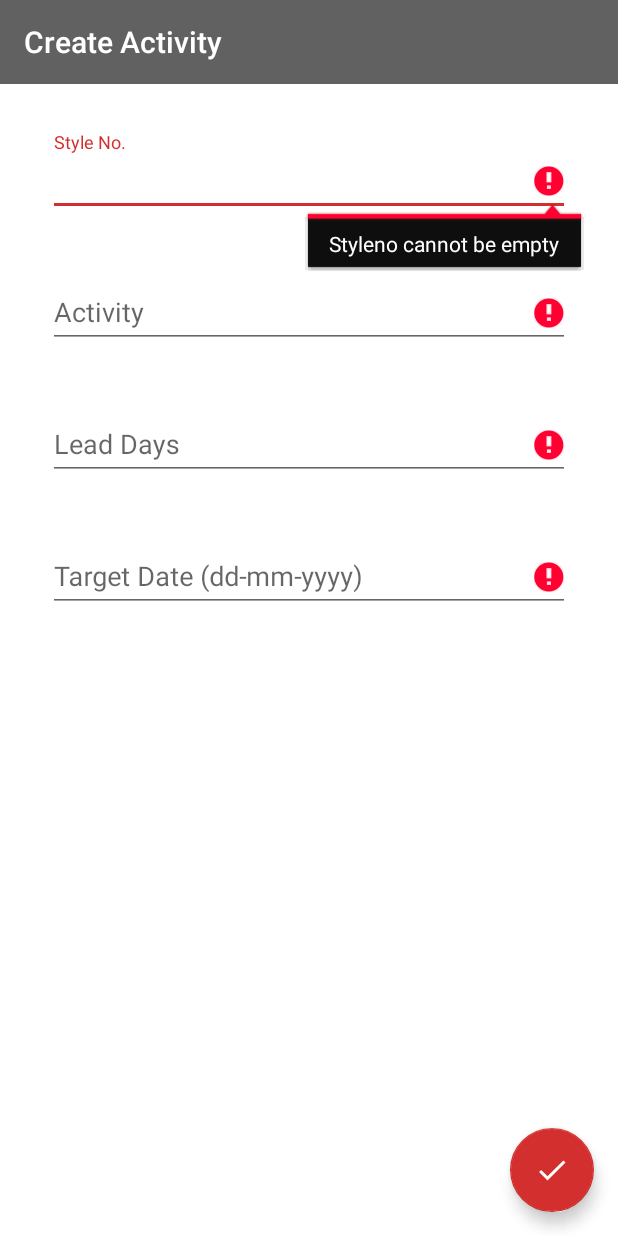
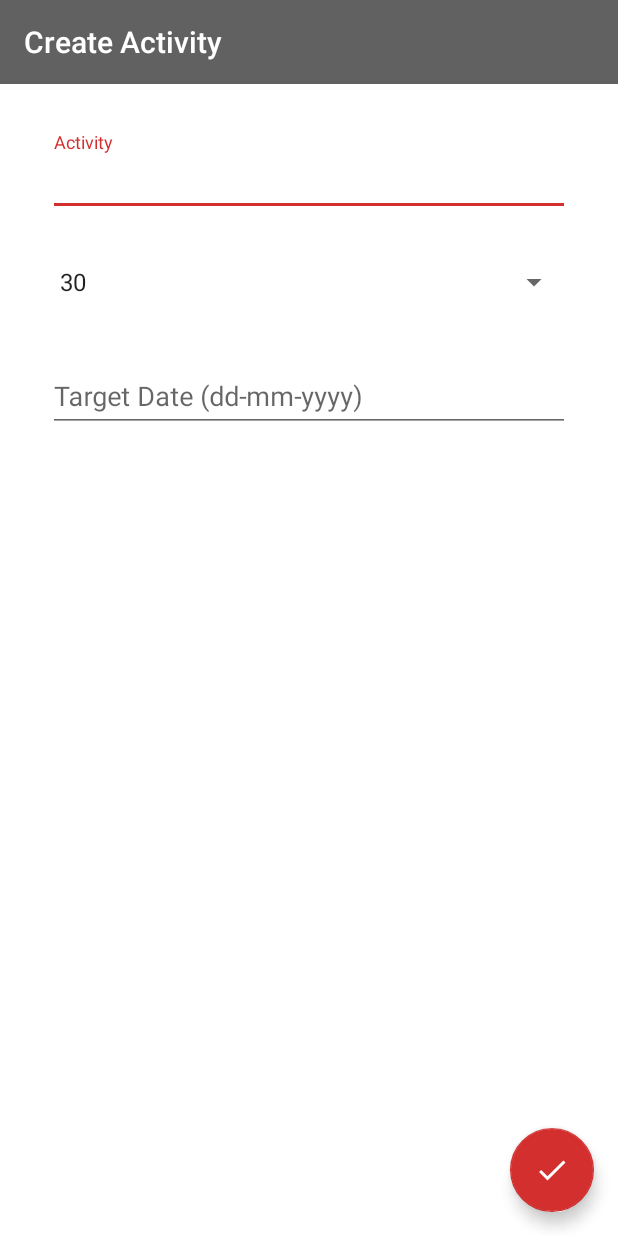
Before and after one commit to knowal-edge/TNA-droid, an Android app: the CreateActivity screen opened directly, with no data from a screen before it, after a tap on an icon or button, on a phone screen of 412 x 824 dp. Run offline under Robolectric (Android 15) with nearby library versions, the phone set to English and light mode, and no system bars; our stand-ins replace Volley; network calls fail; 1 statement that could not run was skipped.

```diff
--- a/app/src/main/java/com/knowaledge/tna/CreateActivity.java
+++ b/app/src/main/java/com/knowaledge/tna/CreateActivity.java
@@ -8,8 +8,11 @@ import android.support.design.widget.FloatingActionButton;
 import android.support.v7.app.AppCompatActivity;
 import android.support.v7.widget.Toolbar;
 import android.view.View;
+import android.widget.AdapterView;
+import android.widget.ArrayAdapter;
 import android.widget.Button;
 import android.widget.EditText;
+import android.widget.Spinner;
 import android.widget.Toast;
 
 import com.android.volley.Request;
@@ -25,12 +28,15 @@ import java.util.Map;
 import static com.knowaledge.tna.Constants.URLs.CREATEACTION;
 import static com.knowaledge.tna.Constants.URLs.CREATEACTIVITY;
 
-public class CreateActivity extends AppCompatActivity {
+public class CreateActivity extends AppCompatActivity  implements AdapterView.OnItemSelectedListener {
 
-    EditText styleNoEditText,activityEditText,leadDaysEditText,targetDateEditText;
+    EditText styleNoEditText,activityEditText,targetDateEditText;
     private FloatingActionButton submitButton;
     ProgressDialog loading;
     private Toolbar toolbar;
+    public String lead_days;
+    String[] days = { "30", "45", "60", "90", "100","121","132","141","160","180","227"};
+
 
     @Override
     protected void onCreate(Bundle savedInstanceState) {
@@ -40,9 +46,16 @@ public class CreateActivity extends AppCompatActivity {
         setContentView(R.layout.activity_activties_creation);
         activityEditText = findViewById(R.id.activity);
         styleNoEditText = findViewById(R.id.styleNo);
-        leadDaysEditText = findViewById(R.id.leaddays);
 
         targetDateEditText = findViewById(R.id.targetDate);
+        Spinner spin = (Spinner) findViewById(R.id.leaddays);
+        spin.setOnItemSelectedListener(this);
+
+        /* Creating the ArrayAdapter instance having the country list */
+        ArrayAdapter<String> aa = new ArrayAdapter<>(this,android.R.layout.simple_spinner_item,days);
+        aa.setDropDownViewResource(android.R.layout.simple_spinner_dropdown_item);
+        //Setting the ArrayAdapter data on the Spinner
+        spin.setAdapter(aa);
 
         submitButton = findViewById(R.id.fab);
 
@@ -51,10 +64,8 @@ public class CreateActivity extends AppCompatActivity {
             @Override
             public void onClick(View v) {
                 if (v == submitButton) {
-                    if (activityEditText.getText().toString().equals("") && styleNoEditText.getText().toString().equals("") && leadDaysEditText.getText().toString().equals("") && targetDateEditText.getText().toString().equals("")){
+                    if (activityEditText.getText().toString().equals("") && styleNoEditText.getText().toString().equals("")  && targetDateEditText.getText().toString().equals("")){
                         activityEditText.setError("Activity cannot be empty");
-                        styleNoEditText.setError("Styleno cannot be empty");
-                        leadDaysEditText.setError("Lead days cannot be empty");
                         targetDateEditText.setError("Target date cannot be empty");
 
                     }
@@ -71,9 +82,8 @@ public class CreateActivity extends AppCompatActivity {
         loading = ProgressDialog.show(this, "Please wait...", "Loading...", false, false);
 
         final String Activity = activityEditText.getText().toString().trim() ;
-        final String styleNo = styleNoEditText.getText().toString().trim() ;
         final String targetDate = targetDateEditText.getText().toString().trim();
-        final String leadDays = leadDaysEditText.getText().toString().trim();
+        final String leadDays = lead_days.trim();
         SharedPreferences preferences = PreferenceManager.getDefaultSharedPreferences(this);
         final String username =  preferences.getString("username", "");
         System.out.println("--sdfdsds"+username);
@@ -84,8 +94,6 @@ public class CreateActivity extends AppCompatActivity {
                     public void onResponse(String response) {
                         loading.dismiss();
                         activityEditText.setText("");
-                        styleNoEditText.setText("");
-                        leadDaysEditText.setText("");
                         targetDateEditText.setText("");
                         Toast.makeText(getApplicationContext(), "Activity Created Successfully", Toast.LENGTH_LONG).show();
                     }
@@ -95,8 +103,6 @@ public class CreateActivity extends AppCompatActivity {
                     public void onErrorResponse(VolleyError error) {
                         loading.dismiss();
                         activityEditText.setText("");
-                        styleNoEditText.setText("");
-                        leadDaysEditText.setText("");
                         targetDateEditText.setText("");
                         Toast.makeText(getApplicationContext(), "Error With creation of activity", Toast.LENGTH_LONG).show();
 
@@ -106,7 +112,6 @@ public class CreateActivity extends AppCompatActivity {
             protected Map<String, String> getParams() {
                 Map<String, String> params = new HashMap<String, String>();
                 params.put("username", username);
-                params.put("style_no", styleNo);
                 params.put("activity", Activity);
                 params.put("lead_days", leadDays);
                 params.put("target_date", targetDate);
@@ -118,4 +123,15 @@ public class CreateActivity extends AppCompatActivity {
         RequestQueue requestQueue = Volley.newRequestQueue(this);
         requestQueue.add(stringRequest);
     }
+    @Override
+    public void onItemSelected(AdapterView<?> arg0, View arg1, int position, long id) {
+        lead_days = days[position].toString();
+        Toast.makeText(getApplicationContext(),days[position] , Toast.LENGTH_LONG).show();
+
+    }
+    @Override
+    public void onNothingSelected(AdapterView<?> arg0) {
+        // TODO Auto-generated method stub
+    }
+
 }
--- a/app/src/main/res/layout/activity_activties_creation.xml
+++ b/app/src/main/res/layout/activity_activties_creation.xml
@@ -31,23 +31,6 @@
 
             android:orientation="vertical">
 
-        <android.support.design.widget.TextInputLayout
-                    android:layout_width="match_parent"
-                    android:layout_height="wrap_content"
-            android:layout_margin="@dimen/activity_horizontal_margin"
-                    >
-
-                    <EditText
-                        android:id="@+id/styleNo"
-                        android:layout_width="match_parent"
-                        android:layout_height="wrap_content"
-                        android:hint="@string/styleNo"
-                        android:inputType="text"
-                        android:maxLines="1"
-                        android:singleLine="true"/>
-                </android.support.design.widget.TextInputLayout>
-
-
                 <android.support.design.widget.TextInputLayout
                     android:layout_width="match_parent"
                     android:layout_height="wrap_content"
@@ -66,21 +49,14 @@
 
 
 
-                <android.support.design.widget.TextInputLayout
-                    android:layout_width="match_parent"
-                    android:layout_height="wrap_content"
-                    android:layout_margin="@dimen/activity_horizontal_margin"
-                    >
-
-                    <EditText
-                        android:id="@+id/leaddays"
-                        android:layout_width="match_parent"
-                        android:layout_height="wrap_content"
-                        android:hint="@string/lead_days"
-                        android:inputType="text"
-                        android:maxLines="1"
-                        android:singleLine="true"/>
-                </android.support.design.widget.TextInputLayout>
+            <android.support.v7.widget.AppCompatSpinner
+                android:id="@+id/leaddays"
+                android:layout_width="match_parent"
+                android:layout_height="wrap_content"
+                android:spinnerMode="dialog"
+                android:prompt="@string/leadDays"
+                android:layout_margin="@dimen/activity_horizontal_margin"
+                />putLayout>
 
 
 
--- a/app/src/main/res/layout/tab_activities.xml
+++ b/app/src/main/res/layout/tab_activities.xml
@@ -68,7 +68,7 @@
             android:layout_width="wrap_content"
             android:layout_height="wrap_content"
             android:src="@drawable/ic_assignment_black_24dp"
-            fab:fab_label="Create Action"
+            fab:fab_label="Create TA"
             fab:fab_size="mini" />
 
     </com.github.clans.fab.FloatingActionMenu>
```
Also changed, not shown: app/src/main/java/com/knowaledge/tna/CreateActionActivity.java (+5 -6 lines).
